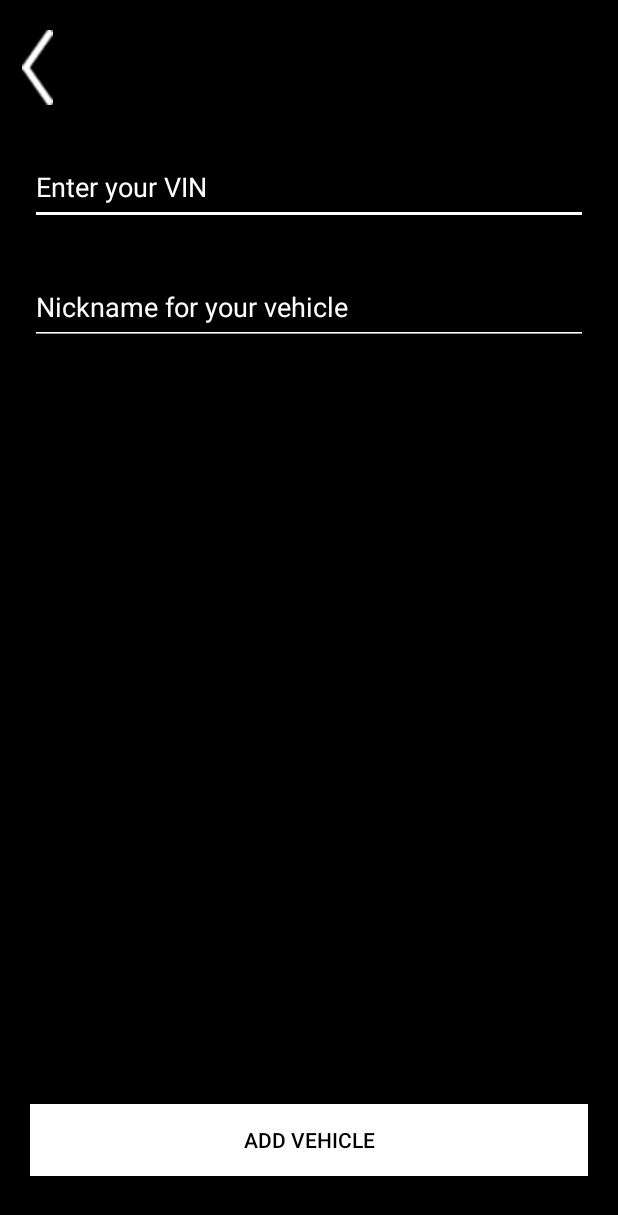
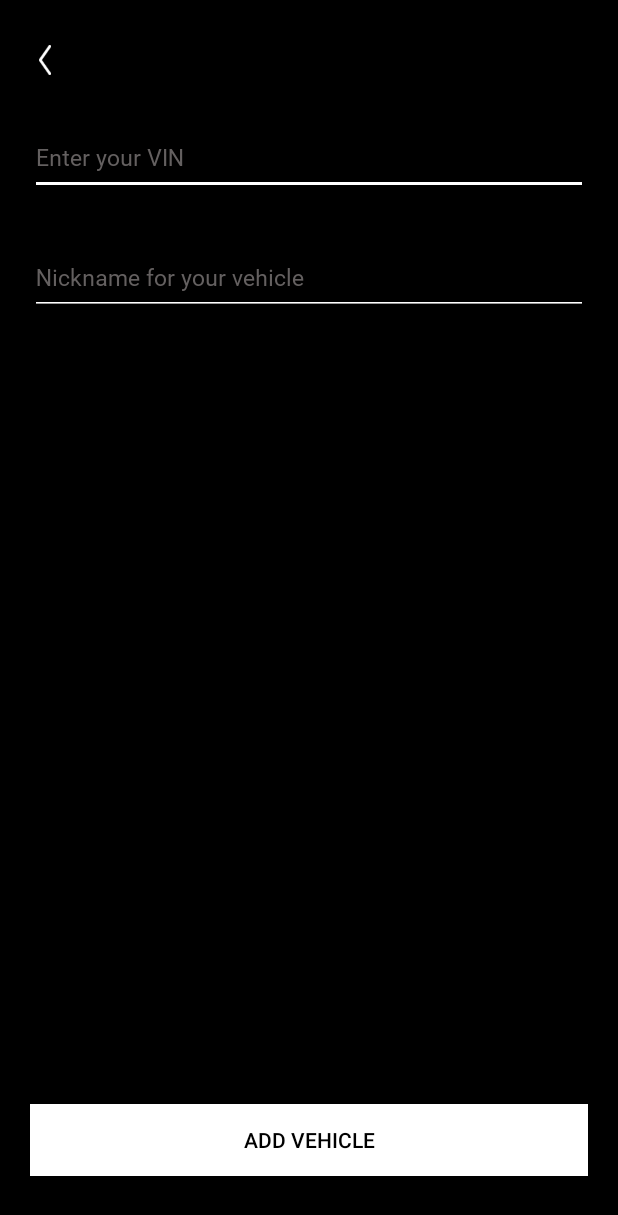
Before and after one commit to Lakshmi-Alwin/Car-Guide-Application-on-JAVA, an Android app: the AddVehicle screen opened directly, with no data from a screen before it, on a phone screen of 412 x 824 dp. Shown: the top 1215 px of the screen. Run offline under Robolectric (Android 15) with nearby library versions, the phone set to English and light mode, and no system bars; our stand-ins replace Volley.

Commit message:
font changed

```diff
--- /dev/null
+++ b/app/src/main/res/font/my_font.xml
@@ -0,0 +1,11 @@
+<?xml version="1.0" encoding="utf-8"?>
+<font-family xmlns:android="http://schemas.android.com/apk/res/android"
+    xmlns:app="http://schemas.android.com/apk/res-auto">
+    <font
+
+        app:fontStyle="italic"
+        app:fontWeight="400"
+        app:font="@font/regular"
+        />
+
+</font-family>
--- a/app/src/main/res/layout/activity_add_vehicle.xml
+++ b/app/src/main/res/layout/activity_add_vehicle.xml
@@ -9,9 +9,10 @@
 
     <ImageView
         android:id="@+id/vector_left"
-        android:layout_width="50dp"
-        android:layout_height="50dp"
-        android:layout_marginTop="20dp"
+        android:layout_width="20dp"
+        android:layout_height="20dp"
+        android:layout_marginTop="30dp"
+        android:layout_marginLeft="20dp"
         android:src="@drawable/vector_left" />
 
     <EditText
@@ -23,10 +24,13 @@
         android:layout_marginTop="30dp"
         android:hint="Enter your VIN"
         android:textColor="@color/white"
-        android:textColorHint="@color/white"
+        android:textSize="15sp"
+        android:textStyle="italic"
+        android:textColorHint="@color/off_white"
         android:inputType="textCapCharacters"
         android:outlineSpotShadowColor="@color/white"
-        android:backgroundTint="@color/white"/>
+        android:backgroundTint="@color/white"
+        android:fontFamily="@font/my_font"/>
 
 
     <EditText
@@ -41,7 +45,10 @@
         android:outlineSpotShadowColor="@color/white"
         android:backgroundTint="@color/white"
         android:textColor="@color/white"
-        android:textColorHint="@color/white" />
+        android:textSize="15sp"
+        android:textStyle="italic"
+        android:textColorHint="@color/off_white"
+        android:fontFamily="@font/my_font"/>
 
     <RelativeLayout
         android:layout_width="wrap_content"
--- a/app/src/main/res/layout/activity_termsand_privacy.xml
+++ b/app/src/main/res/layout/activity_termsand_privacy.xml
@@ -33,7 +33,8 @@
         android:gravity="center_vertical"
         android:text="Terms and Privacy"
         android:textColor="@color/white"
-        android:textAlignment="center"/>
+        android:textAlignment="center"
+        android:fontFamily="@font/my_font"/>
 
     <ScrollView
         android:layout_width="match_parent"
@@ -48,6 +49,7 @@
             android:textStyle="italic"
             android:lineSpacingExtra="10dp"
             android:text="@string/privacy_policy"
-            android:textColor="@color/white" />
+            android:textColor="@color/white"
+            android:fontFamily="@font/light_font"/>
     </ScrollView>
 </LinearLayout>
--- a/app/src/main/res/layout/activity_unitof_measure.xml
+++ b/app/src/main/res/layout/activity_unitof_measure.xml
@@ -41,7 +41,8 @@
             android:text="Kilometer"
             android:textSize="20dp"
             android:textColor="@color/white"
-            android:buttonTint="@color/white"/>
+            android:buttonTint="@color/white"
+            android:fontFamily="@font/my_font"/>
 
         <RadioButton
             android:id="@+id/radio_miles"
@@ -51,7 +52,8 @@
             android:text="Miles"
             android:textSize="20dp"
             android:textColor="@color/white"
-            android:buttonTint="@color/white"/>
+            android:buttonTint="@color/white"
+            android:fontFamily="@font/my_font"/>
     </RadioGroup>
 
 </RelativeLayout>
--- a/app/src/main/res/layout/faq_list.xml
+++ b/app/src/main/res/layout/faq_list.xml
@@ -17,9 +17,10 @@
             android:layout_width="match_parent"
             android:layout_height="match_parent"
             android:textAlignment="center"
-            android:textColor="@color/off_white"
+            android:textColor="@color/faqwhite"
             android:gravity="center_vertical"
-            android:textSize="15sp"/>
+            android:textSize="15sp"
+            android:fontFamily="@font/my_font"/>
     </LinearLayout>
 
     <LinearLayout
--- a/app/src/main/res/layout/fragment_main_act_fragment.xml
+++ b/app/src/main/res/layout/fragment_main_act_fragment.xml
@@ -32,6 +32,8 @@
         android:textAppearance="@style/complete_co"
         android:layout_centerHorizontal="true"
         android:gravity="center_horizontal|top"
+        android:fontFamily="@font/my_font"
+        android:textStyle="bold"
         />
 
         <TextView
@@ -44,7 +46,7 @@
             android:text="@string/jedi_like_p"
             android:textAppearance="@style/jedi_like_p"
             android:gravity="center_horizontal|top"
-            />
+            android:fontFamily="@font/light_font" />
 </RelativeLayout>
 </LinearLayout>
 </FrameLayout>
--- a/app/src/main/res/values/colors.xml
+++ b/app/src/main/res/values/colors.xml
@@ -6,4 +6,5 @@
     <color name="white">#ffffff</color>
     <color name="black">#000000</color>
     <color name="off_white">#646060</color>
+    <color name="faqwhite">#D8CCCC</color>
 </resources>
--- a/app/src/main/res/values/strings.xml
+++ b/app/src/main/res/values/strings.xml
@@ -14,7 +14,8 @@
         other regulation to establish a safe online environment for consumers.Australia’s Privacy Act of 1988 was drafted before
         information technology was a major threat to personal privacy. However, its principles still apply today and the letter of the law
         has been updated to reflect current conditions.</string>
-    <string name="desc">Add your vehicle to unlock its full potential!</string>
+    <string name="desc">Glad you joined Wheels!
+        Add your vehicle to unlock its full potential!</string>
     <string name="faq_head">POPULAR TOPICS</string>
 
 
```
Also changed, not shown: app/src/main/res/font/light_font.xml (added, +9 -0 lines), app/src/main/res/layout/activity_edit_profile.xml (+13 -8 lines), app/src/main/res/layout/activity_faq.xml (+6 -4 lines), app/src/main/res/layout/activity_splash.xml (+4 -3 lines), app/src/main/res/layout/fragment_account.xml (+9 -5 lines), app/src/main/res/layout/fragment_support.xml (+6 -3 lines), app/src/main/res/layout/fragment_vehicle.xml (+11 -8 lines), app/src/main/res/layout/fragment_vehicle_page.xml (+6 -3 lines), app/src/main/res/font/light.ttf (added), 1 other file.
